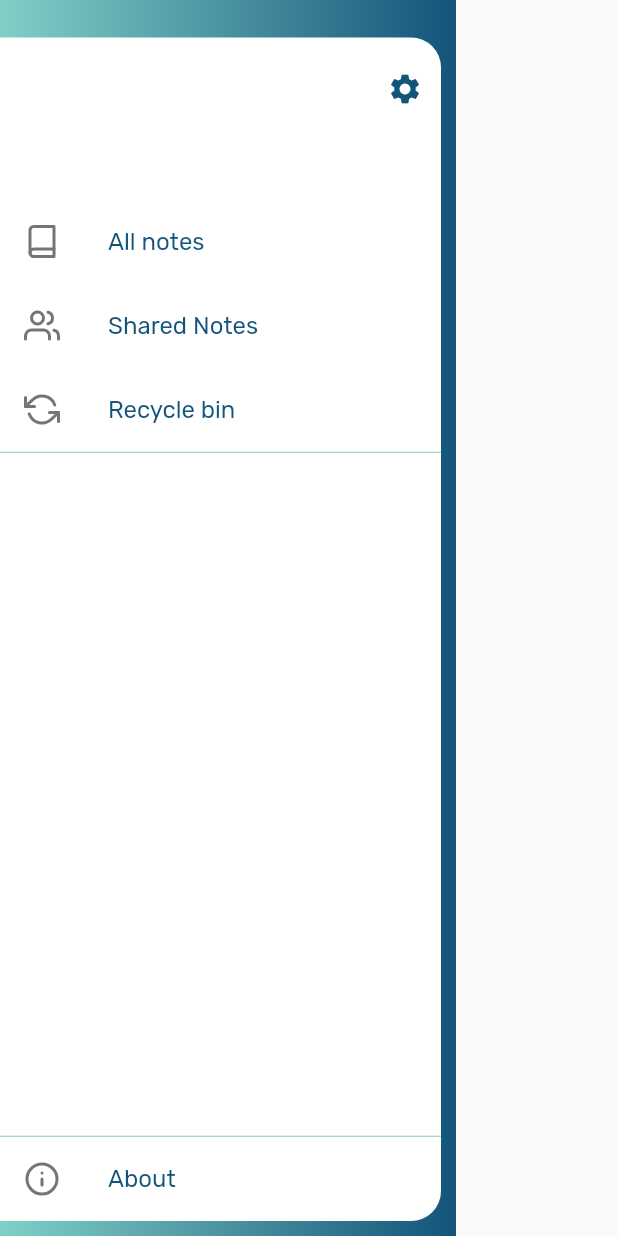
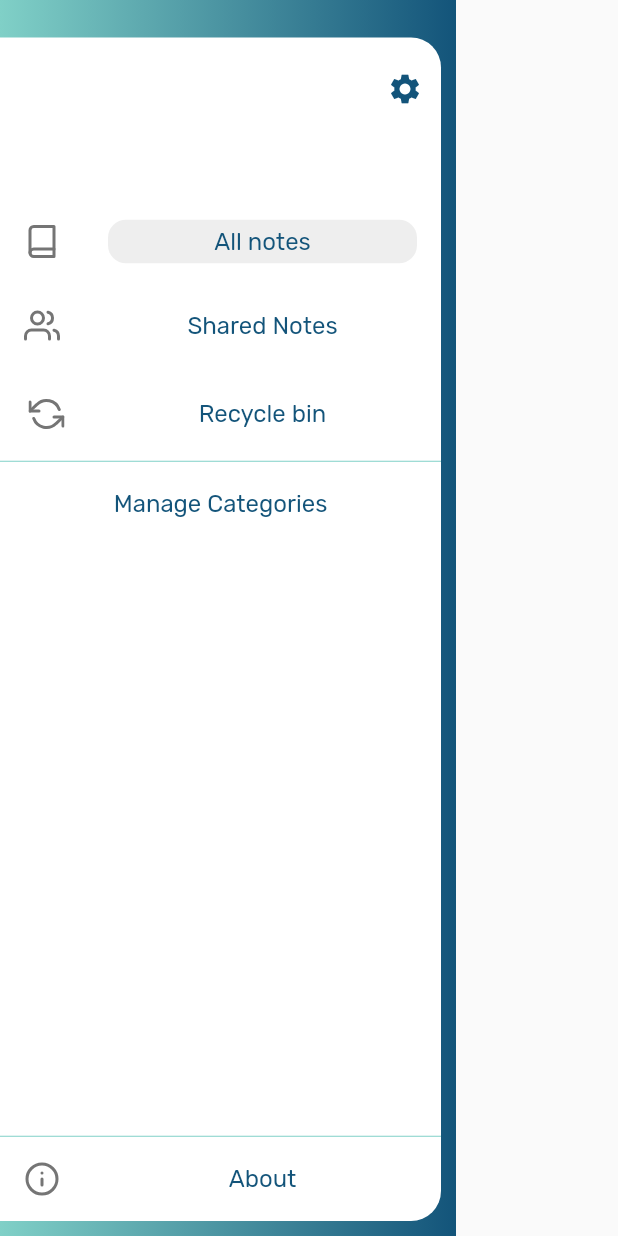
Before and after one commit to samuelezedi/flutter_note_app, a Flutter app: the AppDrawer widget shown alone on an empty page, opened directly, on a phone screen of 412 x 824 dp. Run offline on Flutter 3.47's test engine with Material 2 defaults, Android fonts, the phone set to English and light mode, and no system bars; our stand-ins replace cloud_firestore, flutter_feather_icons, flutter_slider_drawer, fluttertoast, shared_preferences; accounts and stored records are empty; statements that could not run were skipped.

Commit message:
edited drawer widget to make it better

```diff
--- a/lib/screens/all_notes.dart
+++ b/lib/screens/all_notes.dart
@@ -123,6 +123,7 @@ class _AllNotesViewState extends State<AllNotesView> {
           sliderMenuOpenOffset: 250,
           appBarHeight: 0,
           sliderMenuWidget: AppDrawer(
+            currentPage: 0,
             allNotesCount: 0,
             allRecycleBinCount: 0,
             allSharedCount: 0,
@@ -220,7 +221,7 @@ class _AllNotesViewState extends State<AllNotesView> {
                                       ),
                                       Container(
                                         child: new Text(
-                                            "${noteCount.toString()} Count" +
+                                            "${noteCount.toString()} Note" +
                                                 (noteCount > 1 ? "s" : ""),
                                             style: const TextStyle(
                                                 color: Colors.white,
@@ -325,6 +326,9 @@ class _AllNotesViewState extends State<AllNotesView> {
                         created: data['timestamp'],
                       )));
                 },
+                onLongPress: (){
+                  //TODO should take you to selected page
+                },
                 child: Container(
                     padding: EdgeInsets.symmetric(horizontal: 15, vertical: 10),
                     decoration: BoxDecoration(
@@ -339,6 +343,7 @@ class _AllNotesViewState extends State<AllNotesView> {
                             children: <Widget>[
                               Text(
                                 data['title'],
+                                textAlign: TextAlign.start,
                                 style: TextStyle(
                                     fontSize: 19, fontWeight: FontWeight.bold),
                               ),
--- a/lib/screens/create.dart
+++ b/lib/screens/create.dart
@@ -184,6 +184,12 @@ class _CreateNoteState extends State<CreateNote> {
                       ),
                     ],
                   ),
+                  Container(
+                    height: 10,
+                    decoration: BoxDecoration(
+                      color: Colors.grey[300]
+                    )
+                  ),
                   Wrap(
                     children: <Widget>[
                       Padding(
--- a/lib/widgets/drawer.dart
+++ b/lib/widgets/drawer.dart
@@ -10,18 +10,19 @@ class AppDrawer extends StatelessWidget {
   final int allRecycleBinCount;
   final DrawerCallBack onTap;
   final Widget builder;
+  final int currentPage;
 
   AppDrawer(
       {this.allNotesCount,
       this.allSharedCount,
       this.allRecycleBinCount,
       this.builder,
+      @required this.currentPage,
       this.onTap})
       : assert(allNotesCount != null),
         assert(allSharedCount != null),
         assert(allRecycleBinCount != null),
         assert(onTap != null);
-
 
   @override
   Widget build(BuildContext context) {
@@ -60,53 +61,103 @@ class AppDrawer extends StatelessWidget {
                 SizedBox(
                   height: 50,
                 ),
+
                   ListTile(
-                  onTap: (){
-                    this.onTap(1);
+                    onTap: () {
+                      this.onTap(0);
                     },
                     leading: Icon(FeatherIcons.book, color: Colors.grey[600]),
-                  title: Text('All notes',
+                    title: Container(
+                      padding: EdgeInsets.all(5),
+                      decoration: BoxDecoration(
+                          borderRadius: BorderRadius.circular(12),
+                          color: this.currentPage == 0 ? Colors.grey[200] : Colors.transparent
+                      ),
+                      child: Text('All notes',
+                          textAlign: TextAlign.center,
                           style: TextStyle(color: AppTheme.color1)),
                     ),
+                  ),
+
+
                  ListTile(
-                  onTap: (){
+                    onTap: () {
                       this.onTap(1);
                     },
                     leading: Icon(FeatherIcons.users, color: Colors.grey[600]),
-                  title: Text(
+                    title: Container(
+                      padding: EdgeInsets.all(5),
+                      decoration: BoxDecoration(
+                          borderRadius: BorderRadius.circular(12),
+                          color: this.currentPage == 1 ? Colors.grey[200] : Colors.transparent
+                      ),
+                      child: Text(
                         'Shared Notes',
-                    style: TextStyle(color: AppTheme.color1),
+                        textAlign: TextAlign.center,
+                        style: TextStyle(color: AppTheme.color1,),
                       ),
                     ),
-                ListTile(
-                  onTap: (){
+                  ),
+
+                Container(
+                  padding: EdgeInsets.all(3),
+                  decoration: BoxDecoration(
+                      borderRadius: BorderRadius.circular(20),
+                      color: this.currentPage == 2 ? Colors.grey[400] : Colors.transparent
+                  ),
+                  child: ListTile(
+                    onTap: () {
                       this.onTap(2);
                     },
                     leading:
                         Icon(FeatherIcons.refreshCcw, color: Colors.grey[600]),
-                  title: Text('Recycle bin',
+                    title: Container(
+                      padding: EdgeInsets.all(5),
+                      decoration: BoxDecoration(
+                          borderRadius: BorderRadius.circular(12),
+                          color: this.currentPage == 1 ? Colors.grey[200] : Colors.transparent
+                      ),
+                      child: Text('Recycle bin',
+                          textAlign: TextAlign.center,
                           style: TextStyle(color: AppTheme.color1)),
                     ),
-
-                Divider(
-                  height: 1,
-                  color: AppTheme.color2,
                   ),
-                Expanded(
-                  child: Container()
                 ),
                 Divider(
                   height: 1,
                   color: AppTheme.color2,
                 ),
                 ListTile(
-                  onTap: (){
+                  onTap: () {
                     this.onTap(2);
                   },
-                  leading:
-                  Icon(FeatherIcons.info, color: Colors.grey[600]),
-                  title: Text('About',
-                      style: TextStyle(color: AppTheme.color1)),
+                  title:
+                  Container(
+                      padding: EdgeInsets.all(5),
+                      decoration: BoxDecoration(
+                          borderRadius: BorderRadius.circular(12),
+                          color: this.currentPage == 3 ? Colors.grey[200] : Colors.transparent
+                      ),
+                      child: Text('Manage Categories', textAlign: TextAlign.center, style: TextStyle(color: AppTheme.color1))),
+                ),
+                Expanded(child: Container()),
+                Divider(
+                  height: 1,
+                  color: AppTheme.color2,
+                ),
+                ListTile(
+                  onTap: () {
+                    this.onTap(2);
+                  },
+                  leading: Icon(FeatherIcons.info, color: Colors.grey[600]),
+                  title:
+                      Container(
+                          padding: EdgeInsets.all(5),
+                          decoration: BoxDecoration(
+                              borderRadius: BorderRadius.circular(12),
+                              color: this.currentPage == 4 ? Colors.grey[200] : Colors.transparent
+                          ),
+                          child: Text('About', textAlign: TextAlign.center, style: TextStyle(color: AppTheme.color1))),
                 ),
               ],
             ),
```
Also changed, not shown: lib/screens/categories.dart (added). Lines whose indentation alone changed are shown as unchanged.
